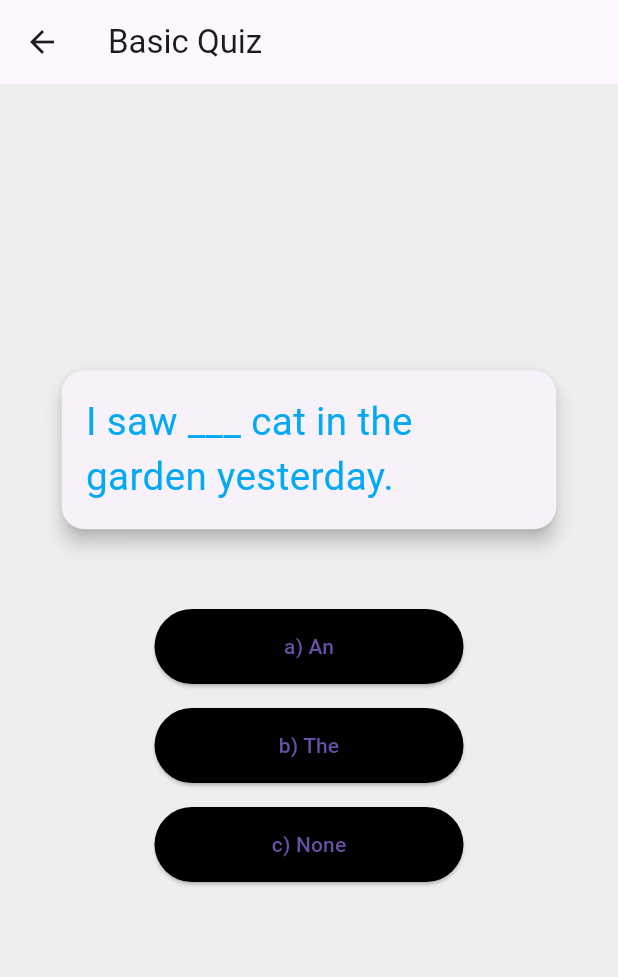
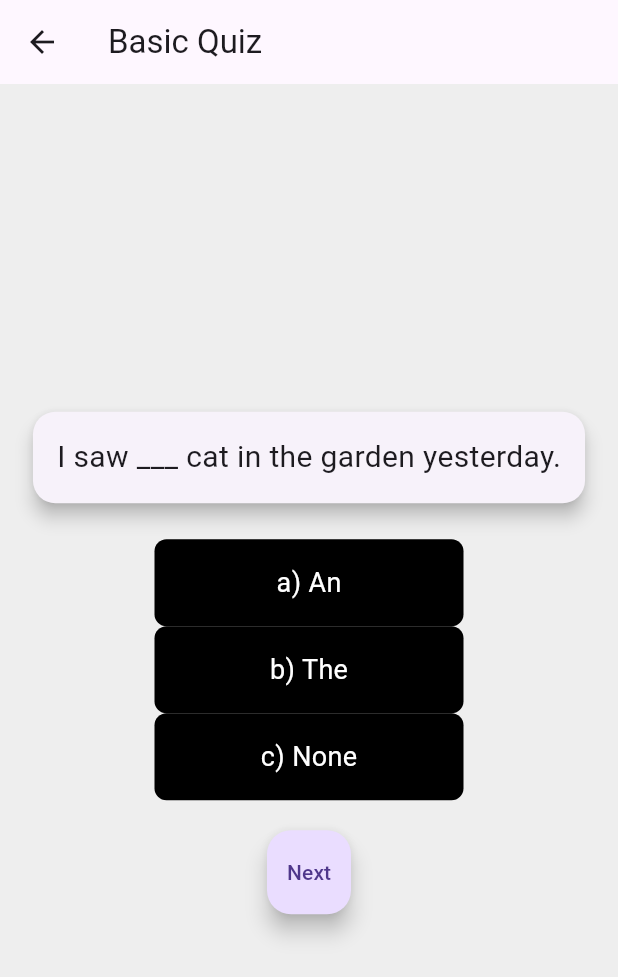
Before and after one commit to Hassan9865/English-Learning-App, a Flutter app: the BasicQuizView screen opened by its route, on a phone screen of 412 x 824 dp. Shown: the top 977 px of the screen. Run offline on Flutter 3.47's test engine with Material 3 defaults, Android fonts, the phone set to English and light mode, and no system bars; our stand-ins replace persistent_bottom_nav_bar, stacked, stacked_services, stacked_shared.

Commit message:
complete asic quiz logic

```diff
--- /dev/null
+++ b/lib/components/optionButton.dart
@@ -0,0 +1,35 @@
+import 'package:flutter/material.dart';
+
+class OptionButton extends StatelessWidget {
+  final String text;
+  final Color color;
+  final VoidCallback? onTap; // Make it nullable to disable button
+
+  const OptionButton({
+    Key? key,
+    required this.text,
+    required this.color,
+    this.onTap,
+  }) : super(key: key);
+
+  @override
+  Widget build(BuildContext context) {
+    return GestureDetector(
+      onTap: onTap, // Call the onTap function when the button is tapped
+      child: Container(
+        width: MediaQuery.of(context).size.width / 2, // Adjust width as needed
+        padding: const EdgeInsets.all(16.0),
+        decoration: BoxDecoration(
+          color: color,
+          borderRadius: BorderRadius.circular(8),
+        ),
+        child: Center(
+          child: Text(
+            text,
+            style: const TextStyle(color: Colors.white, fontSize: 18),
+          ),
+        ),
+      ),
+    );
+  }
+}
--- a/lib/list/home_list.dart
+++ b/lib/list/home_list.dart
@@ -4,6 +4,7 @@ class BasicQuiz {
   final String option1;
   final String option2;
   final String option3;
+  final int correctAnswerIndex;
 
   BasicQuiz({
     required this.title,
@@ -11,6 +12,7 @@ class BasicQuiz {
     required this.option1,
     required this.option2,
     required this.option3,
+    required this.correctAnswerIndex,
   });
   String getOption(int index) {
     if (index == 0) return option1;
@@ -25,37 +27,49 @@ final List<BasicQuiz> basicQuiz = [
     ques: "I saw ___ cat in the garden yesterday.",
     option1: 'a) An',
     option2: 'b) The',
-      option3: 'c) None'),
+    option3: 'c) None',
+    correctAnswerIndex: 0,
+  ),
   BasicQuiz(
     title: "Basic Quiz",
     ques:
         "Which article is used before singular countable nouns that begin with a vowel sound?",
     option1: 'a) A',
     option2: 'b) The',
-      option3: 'c) None'),
+    option3: 'c) None',
+    correctAnswerIndex: 0,
+  ),
   BasicQuiz(
     title: "Basic Quiz",
     ques: "Choose the correct article: I have ___ apple in my bag.",
     option1: 'a) A',
     option2: 'b) The',
-      option3: 'c) None'),
+    option3: 'c) None',
+    correctAnswerIndex: 0,
+  ),
   BasicQuiz(
     title: "Basic Quiz",
     ques:
         "Fill in the blank: He is ___ doctor at ___ hospital down the street.",
     option1: 'a) A',
     option2: 'b) the / a ',
-      option3: 'c) a / the'),
+    option3: 'c) a / the',
+    correctAnswerIndex: 0,
+  ),
   BasicQuiz(
     title: "Basic Quiz",
     ques: "___ sun rises in the east.",
     option1: 'a) A',
     option2: 'b) The',
-      option3: 'c) None'),
+    option3: 'c) None',
+    correctAnswerIndex: 0,
+  ),
   BasicQuiz(
     title: "Basic Quiz",
     ques: "She gave me ___ book, but I lost ___ book.",
     option1: ' a) a / the',
     option2: 'b) the / a',
-      option3: 'c) a / a'),
+    option3: 'c) a / a',
+    correctAnswerIndex: 0,
+  ),
 ];
--- a/lib/view/Quiz/basic_quiz/basic_quiz_view.dart
+++ b/lib/view/Quiz/basic_quiz/basic_quiz_view.dart
@@ -1,124 +1,89 @@
+import 'package:eng_learning_app/components/optionButton.dart';
+import 'package:eng_learning_app/list/home_list.dart';
+import 'package:eng_learning_app/view/Quiz/basic_quiz/basic_quiz_viewModel.dart';
 import 'package:flutter/material.dart';
 import 'package:stacked/stacked.dart';
-import 'package:eng_learning_app/view/Quiz/basic_quiz/basic_quiz_viewModel.dart';
-import 'package:eng_learning_app/list/home_list.dart'; // import your list
 
 class BasicQuizView extends StatelessWidget {
   const BasicQuizView({super.key});
+
   @override
   Widget build(BuildContext context) {
-    return ViewModelBuilder.reactive(
-        viewModelBuilder: () => BasicQuizViewmodel(),
-        builder: (context, BasicQuizViewmodel viewModel, child) {
-          final quiz = basicQuiz[viewModel.currentQuestionIndex];
+    return ViewModelBuilder<BasicQuizViewModel>.reactive(
+      viewModelBuilder: () => BasicQuizViewModel(),
+      builder: (context, viewModel, child) {
+        final currentQuiz =
+            basicQuiz[viewModel.currentQuestionIndex]; // Get current question
+        final correctAnswerIndex =
+            currentQuiz.correctAnswerIndex; // Get the correct answer index
 
         return Scaffold(
           backgroundColor: Colors.grey[200],
-            appBar: AppBar(title: Text(quiz.title)),
+          appBar: AppBar(
+            title: const Text("Basic Quiz"),
+          ),
           body: Center(
             child: Column(
               mainAxisAlignment: MainAxisAlignment.center,
-                crossAxisAlignment: CrossAxisAlignment.center,
               children: [
+                // Question card
                 Card(
                   shape: RoundedRectangleBorder(
-                        borderRadius: BorderRadius.circular(15)),
+                    borderRadius: BorderRadius.circular(15),
+                  ),
                   elevation: 5,
                   child: Container(
-                      width: MediaQuery.of(context).size.width * 0.8,
-                      decoration: BoxDecoration(
-                        borderRadius: BorderRadius.circular(15),
-                      ),
-                      child: Padding(
-                        padding: const EdgeInsets.all(16.0),
-                        child: Column(
-                          mainAxisAlignment: MainAxisAlignment.center,
-                          crossAxisAlignment: CrossAxisAlignment.start,
-                          children: [
-                            Text(
-                              quiz.ques,
-                              style: TextStyle(
-                                color: Colors.lightBlue,
-                                fontSize:
-                                    MediaQuery.of(context).size.width / 16,
-                              ),
-                            ),
-                          ],
+                    padding: const EdgeInsets.all(16),
+                    child: Text(
+                      currentQuiz.ques,
+                      style: const TextStyle(fontSize: 20),
                     ),
                   ),
                 ),
-                  ),
-                  SizedBox(height: MediaQuery.of(context).size.height / 20),
+                const SizedBox(height: 20),
 
-                  // Option Buttons
+                // Option buttons
                 for (int i = 0; i < 3; i++)
                   OptionButton(
-                      index: i,
-                      text: quiz.getOption(i),
-                      selected: viewModel.selectedOptionIndex == i,
-                      correct: viewModel.isCorrect(i),
-                      answered: viewModel.answered,
-                      onTap: () => viewModel.selectOption(i),
+                    text: i == 0
+                        ? currentQuiz.option1
+                        : i == 1
+                            ? currentQuiz.option2
+                            : currentQuiz.option3,
+                    color: viewModel.selectedOptionIndex == null
+                        ? Colors.black // Default color for unselected
+                        : viewModel.selectedOptionIndex == i &&
+                                viewModel.isCorrect(i, correctAnswerIndex)
+                            ? Colors.blue // Correct answer
+                            : viewModel.selectedOptionIndex == i
+                                ? Colors.red // Wrong answer
+                                : viewModel.isCorrect(i, correctAnswerIndex)
+                                    ? Colors
+                                        .blue // Correct answer (after wrong selected)
+                                    : Colors.black, // Unselected options
+                    onTap: viewModel.answered
+                        ? null // Disable buttons after answer is given
+                        : () {
+                            viewModel.selectOption(i, correctAnswerIndex);
+                          },
                   ),
 
-                  SizedBox(height: MediaQuery.of(context).size.height / 20),
+                const SizedBox(height: 20),
 
-                  // Next Button
-                  if (viewModel.answered)
-                    ElevatedButton(
-                      onPressed: viewModel.hasNextQuestion
-                          ? viewModel.nextQuestion
-                          : null, // Disable if no more questions
-                      child: Text("Next"),
+                // Next button to move to the next question
+                FloatingActionButton(
+                  onPressed: viewModel.answered
+                      ? () {
+                          viewModel.nextQuestion(); // Move to the next question
+                        }
+                      : null, // Disable until question is answered
+                  child: const Text("Next"),
                 ),
               ],
             ),
           ),
         );
-        });
-  }
-}
-
-// Option Button Widget
-class OptionButton extends StatelessWidget {
-  final int index;
-  final String text;
-  final bool selected;
-  final bool correct;
-  final bool answered;
-  final VoidCallback onTap;
-
-  OptionButton({
-    required this.index,
-    required this.text,
-    required this.selected,
-    required this.correct,
-    required this.answered,
-    required this.onTap,
-  });
-
-  @override
-  Widget build(BuildContext context) {
-    Color getColor() {
-      if (!answered) return Colors.black;
-      if (selected && correct) return Colors.blue;
-      if (selected && !correct) return Colors.red;
-      if (correct) return Colors.blue;
-      return Colors.black;
-    }
-
-    return Padding(
-      padding: const EdgeInsets.symmetric(vertical: 8.0),
-      child: ElevatedButton(
-        style: ElevatedButton.styleFrom(
-          // primary: getColor(),
-          backgroundColor: getColor(),
-
-          minimumSize: Size(MediaQuery.of(context).size.width / 2, 50),
-        ),
-        onPressed: answered ? null : onTap, // Disable if already answered
-        child: Text(text),
-      ),
+      },
     );
   }
 }
--- a/lib/view/Quiz/basic_quiz/basic_quiz_viewModel.dart
+++ b/lib/view/Quiz/basic_quiz/basic_quiz_viewModel.dart
@@ -1,34 +1,39 @@
+import 'package:eng_learning_app/list/home_list.dart';
 import 'package:stacked/stacked.dart';
-import 'package:eng_learning_app/list/home_list.dart'; // import your list
 
-class BasicQuizViewmodel extends BaseViewModel {
-  int _currentQuestionIndex = 0;
-  int? _selectedOptionIndex;
-  bool _answered = false;
+class BasicQuizViewModel extends BaseViewModel {
+  int currentQuestionIndex = 0; // Track the current question index
+  int? selectedOptionIndex; // Track the selected option
+  bool answered = false; // Check if the question has been answered
 
-  int get currentQuestionIndex => _currentQuestionIndex;
-  int? get selectedOptionIndex => _selectedOptionIndex;
-  bool get answered => _answered;
-
-  void selectOption(int index) {
-    if (!_answered) {
-      _selectedOptionIndex = index;
-      _answered = true;
-      notifyListeners();
-    }
+  // Method to select an option
+  void selectOption(int index, int correctAnswerIndex) {
+    selectedOptionIndex = index; // Save the selected option
+    answered = true; // Mark the question as answered
+    notifyListeners(); // Notify UI to update
   }
 
-  bool isCorrect(int index) {
-    return index ==
-        1; // Assuming option 1 is always the correct answer, modify as needed
+  // Method to check if the selected option is correct
+  bool isCorrect(int optionIndex, int correctAnswerIndex) {
+    return optionIndex == correctAnswerIndex;
   }
 
-  void nextQuestion() {
-    _currentQuestionIndex++;
-    _answered = false;
-    _selectedOptionIndex = null;
-    notifyListeners();
+  // Method to reset for the next question
+  void reset() {
+    selectedOptionIndex = null; // Reset selected option
+    answered = false; // Mark the question as not answered
+    notifyListeners(); // Notify UI to update
   }
 
-  bool get hasNextQuestion => _currentQuestionIndex < basicQuiz.length - 1;
+  // Method to move to the next question
+  void nextQuestion() {
+    if (currentQuestionIndex < basicQuiz.length - 1) {
+      currentQuestionIndex++; // Increment the question index
+    } else {
+      // Handle the case when the quiz is completed
+      // You can navigate to a results page or show a message
+    }
+    reset(); // Reset for the new question
+    notifyListeners(); // Notify UI to update
+  }
 }
```
Lines whose indentation alone changed are shown as unchanged.
